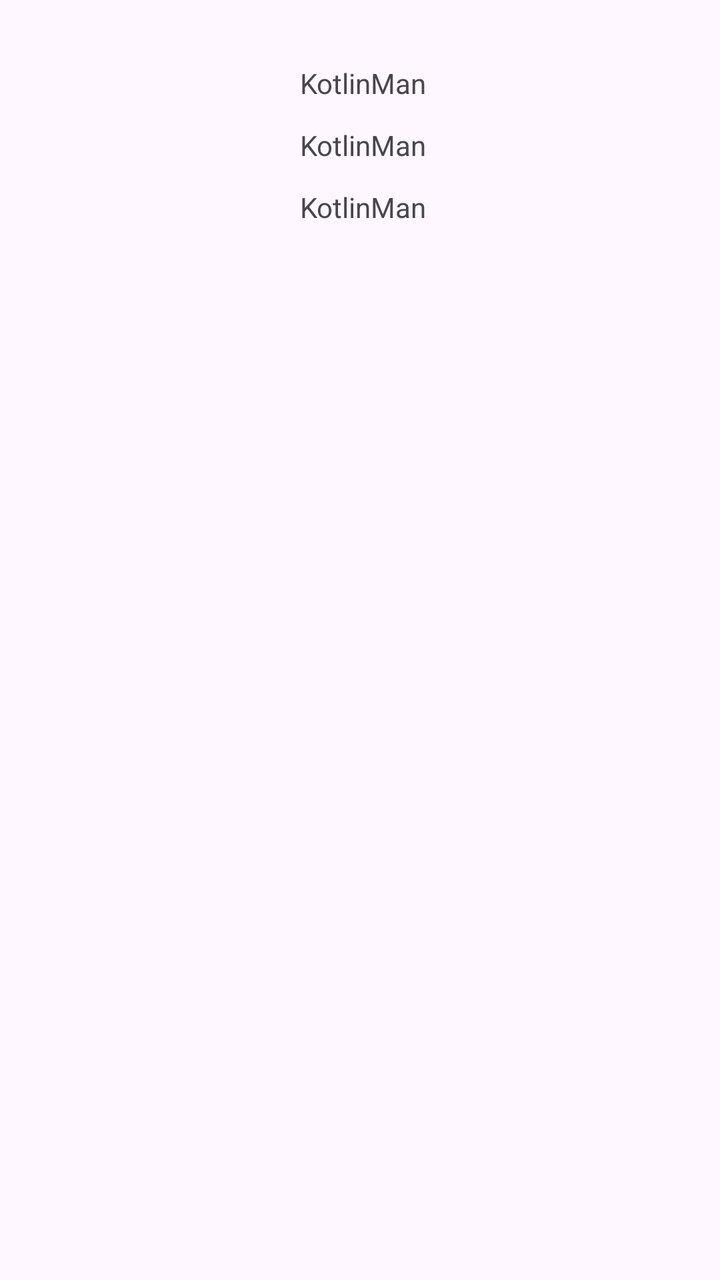
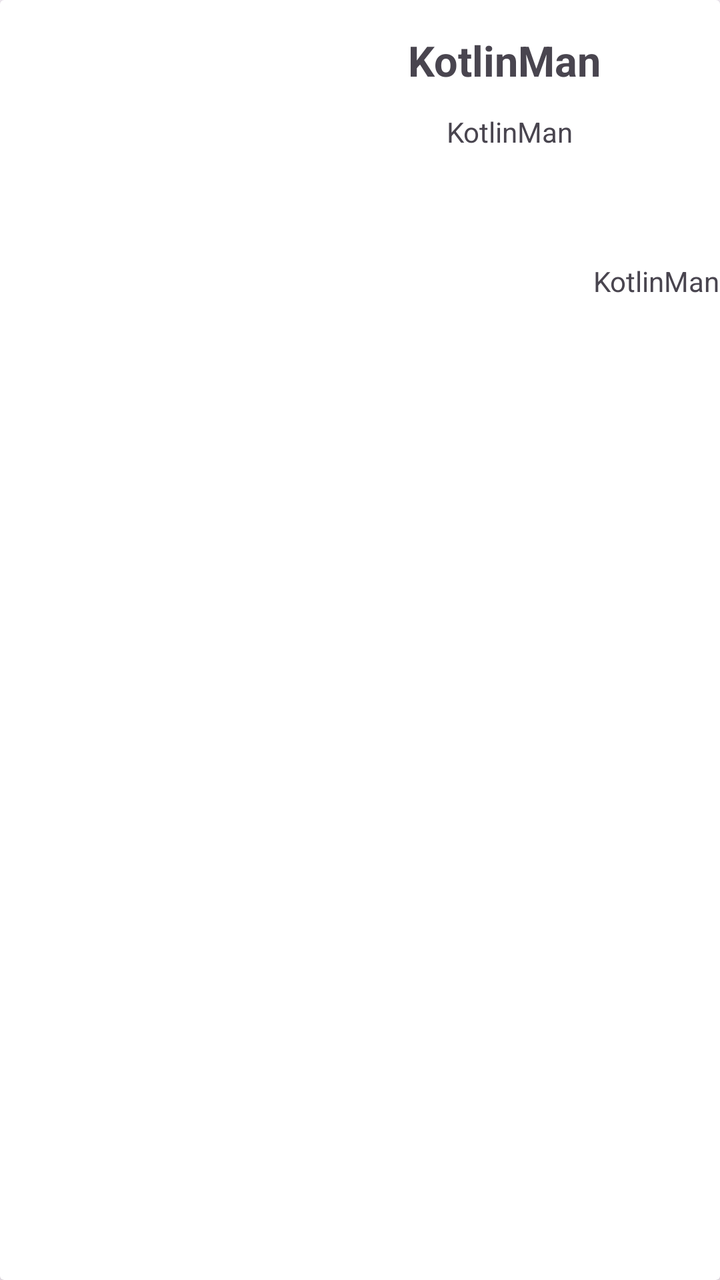

Compare the two renders of this Android layout. The source of the first and the diff that turns it into the second are given below.
<!-- AndroidManifest.xml: application theme Theme.RecyclerView -->
<!-- res/layout/item_superhero.xml -->
<?xml version="1.0" encoding="utf-8"?>
<androidx.constraintlayout.widget.ConstraintLayout xmlns:android="http://schemas.android.com/apk/res/android"
    xmlns:app="http://schemas.android.com/apk/res-auto"
    android:layout_width="match_parent"
    android:layout_height="wrap_content">

    <ImageView
        android:id="@+id/ivSuperHero"
        android:layout_width="150dp"
        android:layout_height="150dp"
        app:layout_constraintStart_toStartOf="parent"
        app:layout_constraintTop_toTopOf="parent" />

    <TextView
        android:id="@+id/tvSuperHeroName"
        android:layout_width="wrap_content"
        android:layout_height="wrap_content"
        android:layout_marginTop="32dp"
        android:text="KotlinMan"
        app:layout_constraintStart_toEndOf="@+id/ivSuperHero"
        app:layout_constraintTop_toTopOf="parent" />

    <TextView
        android:id="@+id/tvRealName"
        android:layout_width="wrap_content"
        android:layout_height="wrap_content"
        android:layout_marginTop="12dp"
        android:text="KotlinMan"
        app:layout_constraintStart_toEndOf="@+id/ivSuperHero"
        app:layout_constraintTop_toBottomOf="@+id/tvSuperHeroName" />

    <TextView
        android:id="@+id/tvPublisher"
        android:layout_width="wrap_content"
        android:layout_height="wrap_content"
        android:layout_marginTop="12dp"
        android:text="KotlinMan"
        app:layout_constraintStart_toEndOf="@+id/ivSuperHero"
        app:layout_constraintTop_toBottomOf="@+id/tvRealName" />

</androidx.constraintlayout.widget.ConstraintLayout>
<!-- resources referenced by this layout -->
<resources>
  <style name="Theme.RecyclerView" parent="Base.Theme.RecyclerView" />
  <style name="Base.Theme.RecyclerView" parent="Theme.Material3.DayNight.NoActionBar">
          
          
      </style>
</resources>

<!-- the commit's change to res/layout/item_superhero.xml (unified diff, before → after) -->
@@ -1,6 +1,14 @@
 <?xml version="1.0" encoding="utf-8"?>
-<androidx.constraintlayout.widget.ConstraintLayout xmlns:android="http://schemas.android.com/apk/res/android"
+<androidx.cardview.widget.CardView
+    xmlns:android="http://schemas.android.com/apk/res/android"
     xmlns:app="http://schemas.android.com/apk/res-auto"
+    android:layout_width="match_parent"
+    android:layout_height="wrap_content"
+    android:layout_marginHorizontal="16dp"
+    android:layout_marginVertical="8dp">
+
+
+<androidx.constraintlayout.widget.ConstraintLayout
     android:layout_width="match_parent"
     android:layout_height="wrap_content">
 
@@ -15,8 +23,12 @@
         android:id="@+id/tvSuperHeroName"
         android:layout_width="wrap_content"
         android:layout_height="wrap_content"
-        android:layout_marginTop="32dp"
+        android:layout_marginTop="16dp"
         android:text="KotlinMan"
+        android:textSize="21sp"
+        android:textStyle="bold"
+        app:layout_constraintEnd_toEndOf="parent"
+        app:layout_constraintHorizontal_bias="0.477"
         app:layout_constraintStart_toEndOf="@+id/ivSuperHero"
         app:layout_constraintTop_toTopOf="parent" />
 
@@ -26,6 +38,7 @@
         android:layout_height="wrap_content"
         android:layout_marginTop="12dp"
         android:text="KotlinMan"
+        app:layout_constraintEnd_toEndOf="parent"
         app:layout_constraintStart_toEndOf="@+id/ivSuperHero"
         app:layout_constraintTop_toBottomOf="@+id/tvSuperHeroName" />
 
@@ -35,7 +48,10 @@
         android:layout_height="wrap_content"
         android:layout_marginTop="12dp"
         android:text="KotlinMan"
-        app:layout_constraintStart_toEndOf="@+id/ivSuperHero"
-        app:layout_constraintTop_toBottomOf="@+id/tvRealName" />
+        app:layout_constraintEnd_toEndOf="parent"
+        app:layout_constraintBottom_toBottomOf="parent"
+        />
 
 </androidx.constraintlayout.widget.ConstraintLayout>
+
+</androidx.cardview.widget.CardView>
